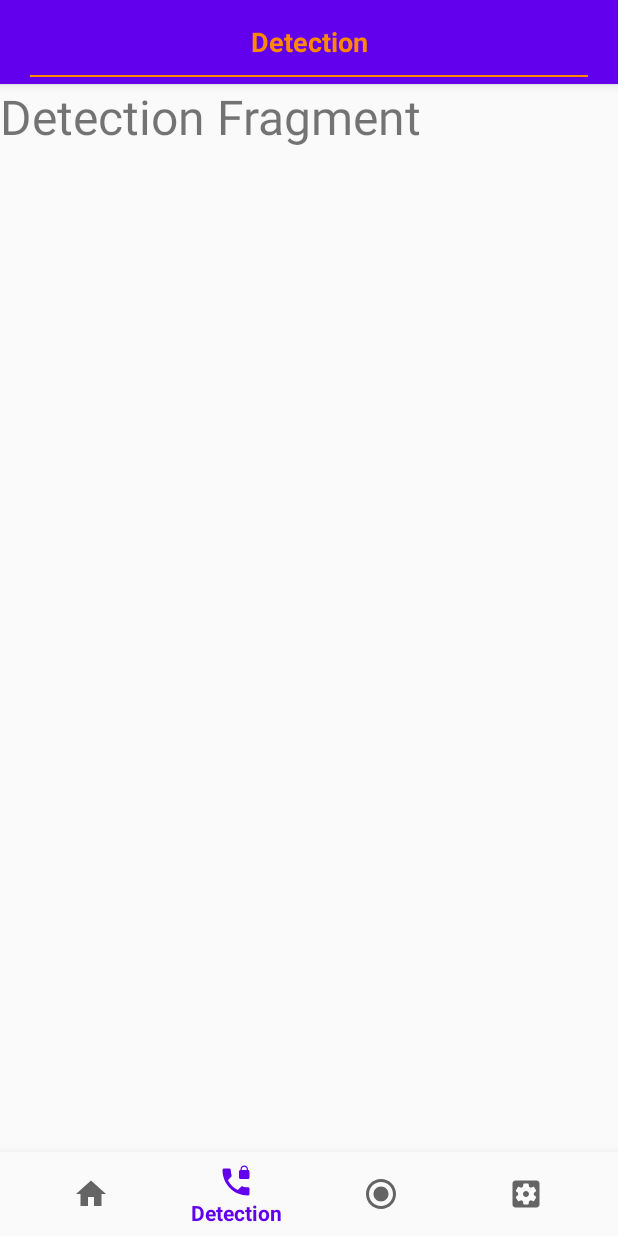
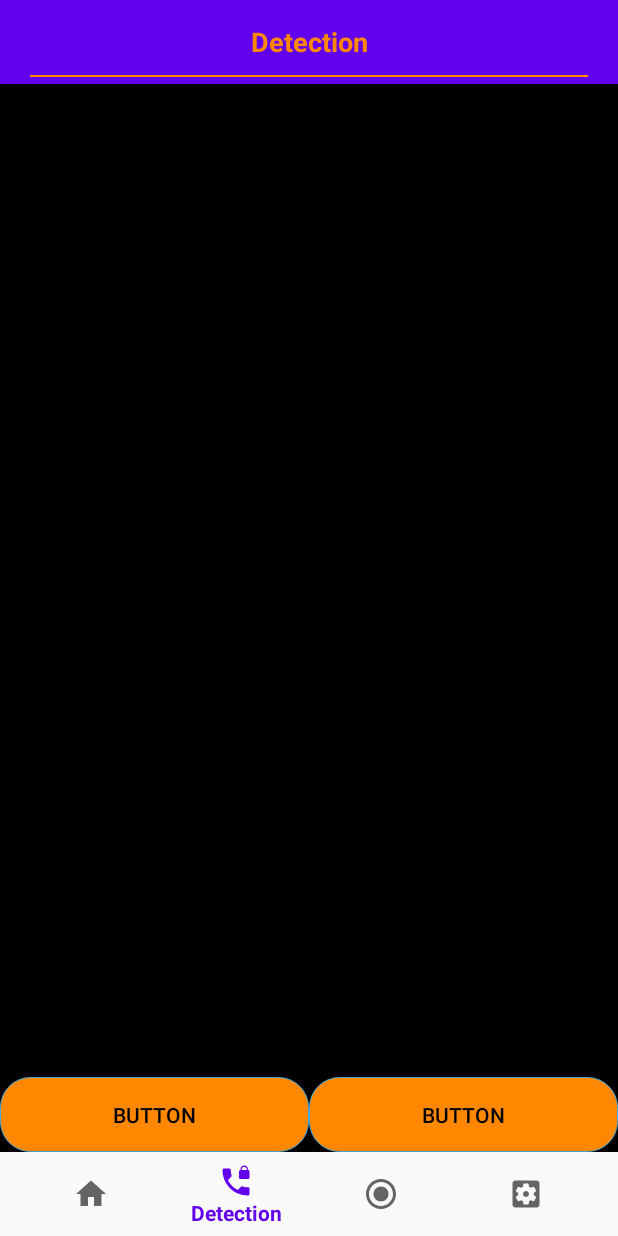
Before and after one commit to bedrankara/MobileSentinel, an Android app: the screen it shows after launch (HomeBottomBar), item 2 of the bottom bar chosen, on a phone screen of 412 x 824 dp. Run offline under Robolectric (Android 15) with nearby library versions, the phone set to English and light mode, and no system bars; libraries missing offline, so code that uses them is left out: com.chaquo.python; 1 statement that could not run was skipped.

Commit message:
Added buttons in detection fragment

```diff
--- a/app/src/main/res/layout/detection_fragment.xml
+++ b/app/src/main/res/layout/detection_fragment.xml
@@ -1,13 +1,15 @@
 <?xml version="1.0" encoding="utf-8"?>
 <RelativeLayout xmlns:android="http://schemas.android.com/apk/res/android"
-    android:layout_width="match_parent" android:layout_height="match_parent">
+    xmlns:tools="http://schemas.android.com/tools"
+    android:layout_width="match_parent"
+    android:layout_height="match_parent"
+    android:background="@android:color/black">
 
+    <include
 
-    <TextView
-        android:layout_width="match_parent"
-        android:layout_height="match_parent"
-        android:text="Detection Fragment"
-        android:textSize="32sp"
-        android:layout_centerHorizontal="true" />
+        layout="@layout/buttontable"
+        android:layout_alignParentBottom="true"
+        android:layout_width="wrap_content"
+        android:layout_height="wrap_content" />
 
 </RelativeLayout>
```
